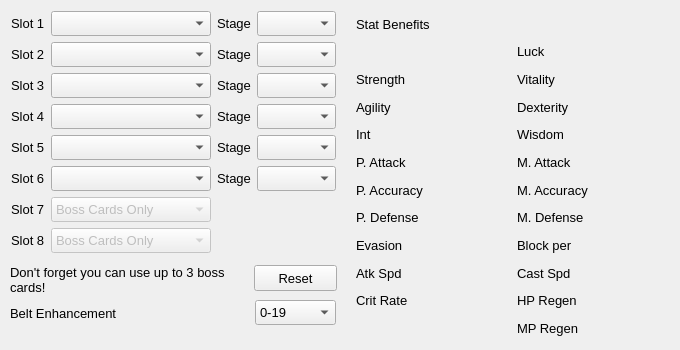
Above: src/gui/mainwindow.ui from MrSquigy/rappelz-belt-builder before the change. Below: the same form after it.
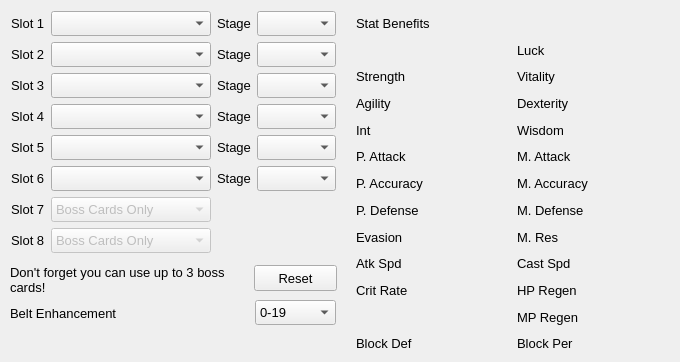
That is the form after the change.

The edit to the form file:
```diff
--- a/src/gui/mainwindow.ui
+++ b/src/gui/mainwindow.ui
@@ -7,7 +7,7 @@
     <x>0</x>
     <y>0</y>
     <width>680</width>
-    <height>350</height>
+    <height>362</height>
    </rect>
   </property>
   <property name="font">
@@ -573,53 +573,11 @@
       <x>356</x>
       <y>13</y>
       <width>316</width>
-      <height>326</height>
+      <height>341</height>
      </rect>
     </property>
     <layout class="QGridLayout" name="layStats">
-     <item row="4" column="1">
-      <widget class="QLabel" name="lblWis">
-       <property name="font">
-        <font>
-         <family>Leelawadee UI</family>
-         <pointsize>10</pointsize>
-         <stylestrategy>PreferDefault</stylestrategy>
-        </font>
-       </property>
-       <property name="text">
-        <string>Wisdom</string>
-       </property>
-      </widget>
-     </item>
-     <item row="9" column="0">
-      <widget class="QLabel" name="lblAtkSpd">
-       <property name="font">
-        <font>
-         <family>Leelawadee UI</family>
-         <pointsize>10</pointsize>
-         <stylestrategy>PreferDefault</stylestrategy>
-        </font>
-       </property>
-       <property name="text">
-        <string>Atk Spd</string>
-       </property>
-      </widget>
-     </item>
-     <item row="3" column="0">
-      <widget class="QLabel" name="lblAgi">
-       <property name="font">
-        <font>
-         <family>Leelawadee UI</family>
-         <pointsize>10</pointsize>
-         <stylestrategy>PreferDefault</stylestrategy>
-        </font>
-       </property>
-       <property name="text">
-        <string>Agility</string>
-       </property>
-      </widget>
-     </item>
-     <item row="2" column="1">
+     <item row="3" column="1">
       <widget class="QLabel" name="lblVit">
        <property name="font">
         <font>
@@ -633,8 +591,8 @@
        </property>
       </widget>
      </item>
-     <item row="10" column="1">
-      <widget class="QLabel" name="lblHpReg">
+     <item row="4" column="1">
+      <widget class="QLabel" name="lblDex">
        <property name="font">
         <font>
          <family>Leelawadee UI</family>
@@ -643,11 +601,11 @@
         </font>
        </property>
        <property name="text">
-        <string>HP Regen</string>
+        <string>Dexterity</string>
        </property>
       </widget>
      </item>
-     <item row="10" column="0">
+     <item row="11" column="0">
       <widget class="QLabel" name="lblCrit">
        <property name="font">
         <font>
@@ -661,77 +619,7 @@
        </property>
       </widget>
      </item>
-     <item row="7" column="0">
-      <widget class="QLabel" name="lblPdef">
-       <property name="font">
-        <font>
-         <family>Leelawadee UI</family>
-         <pointsize>10</pointsize>
-         <stylestrategy>PreferDefault</stylestrategy>
-        </font>
-       </property>
-       <property name="text">
-        <string>P. Defense</string>
-       </property>
-      </widget>
-     </item>
-     <item row="7" column="1">
-      <widget class="QLabel" name="lblMdef">
-       <property name="font">
-        <font>
-         <family>Leelawadee UI</family>
-         <pointsize>10</pointsize>
-         <stylestrategy>PreferDefault</stylestrategy>
-        </font>
-       </property>
-       <property name="text">
-        <string>M. Defense</string>
-       </property>
-      </widget>
-     </item>
-     <item row="8" column="1">
-      <widget class="QLabel" name="lblBlock">
-       <property name="font">
-        <font>
-         <family>Leelawadee UI</family>
-         <pointsize>10</pointsize>
-         <stylestrategy>PreferDefault</stylestrategy>
-        </font>
-       </property>
-       <property name="text">
-        <string>Block per</string>
-       </property>
-      </widget>
-     </item>
-     <item row="8" column="0">
-      <widget class="QLabel" name="lblEva">
-       <property name="font">
-        <font>
-         <family>Leelawadee UI</family>
-         <pointsize>10</pointsize>
-         <stylestrategy>PreferDefault</stylestrategy>
-        </font>
-       </property>
-       <property name="text">
-        <string>Evasion</string>
-       </property>
-      </widget>
-     </item>
-     <item row="0" column="0">
-      <widget class="QLabel" name="lblStatBenefits">
-       <property name="font">
-        <font>
-         <family>Leelawadee UI</family>
-         <pointsize>10</pointsize>
-         <stylestrategy>PreferDefault</stylestrategy>
-        </font>
-       </property>
-       <property name="text">
-        <string>Stat Benefits</string>
-       </property>
-      </widget>
-     </item>
-     <item row="2" column="0">
+     <item row="3" column="0">
       <widget class="QLabel" name="lblStr">
        <property name="font">
         <font>
@@ -748,8 +636,8 @@
        </property>
       </widget>
      </item>
-     <item row="6" column="0">
-      <widget class="QLabel" name="lblPacc">
+     <item row="9" column="0">
+      <widget class="QLabel" name="lblEva">
        <property name="font">
         <font>
          <family>Leelawadee UI</family>
@@ -758,25 +646,11 @@
         </font>
        </property>
        <property name="text">
-        <string>P. Accuracy</string>
+        <string>Evasion</string>
        </property>
       </widget>
      </item>
-     <item row="3" column="1">
-      <widget class="QLabel" name="lblDex">
-       <property name="font">
-        <font>
-         <family>Leelawadee UI</family>
-         <pointsize>10</pointsize>
-         <stylestrategy>PreferDefault</stylestrategy>
-        </font>
-       </property>
-       <property name="text">
-        <string>Dexterity</string>
-       </property>
-      </widget>
-     </item>
-     <item row="11" column="1">
+     <item row="12" column="1">
       <widget class="QLabel" name="lblMpReg">
        <property name="font">
         <font>
@@ -790,8 +664,8 @@
        </property>
       </widget>
      </item>
-     <item row="1" column="1">
-      <widget class="QLabel" name="lblLuck">
+     <item row="1" column="0">
+      <widget class="QLabel" name="lblStatBenefits">
        <property name="font">
         <font>
          <family>Leelawadee UI</family>
@@ -800,12 +674,12 @@
         </font>
        </property>
        <property name="text">
-        <string>Luck</string>
+        <string>Stat Benefits</string>
        </property>
       </widget>
      </item>
-     <item row="6" column="1">
-      <widget class="QLabel" name="lblMacc">
+     <item row="11" column="1">
+      <widget class="QLabel" name="lblHpReg">
        <property name="font">
         <font>
          <family>Leelawadee UI</family>
@@ -814,11 +688,25 @@
         </font>
        </property>
        <property name="text">
-        <string>M. Accuracy</string>
+        <string>HP Regen</string>
        </property>
       </widget>
      </item>
-     <item row="9" column="1">
+     <item row="8" column="1">
+      <widget class="QLabel" name="lblMdef">
+       <property name="font">
+        <font>
+         <family>Leelawadee UI</family>
+         <pointsize>10</pointsize>
+         <stylestrategy>PreferDefault</stylestrategy>
+        </font>
+       </property>
+       <property name="text">
+        <string>M. Defense</string>
+       </property>
+      </widget>
+     </item>
+     <item row="10" column="1">
       <widget class="QLabel" name="lblCastSpd">
        <property name="font">
         <font>
@@ -832,8 +720,8 @@
        </property>
       </widget>
      </item>
-     <item row="4" column="0">
-      <widget class="QLabel" name="lblInt_">
+     <item row="8" column="0">
+      <widget class="QLabel" name="lblPdef">
        <property name="font">
         <font>
          <family>Leelawadee UI</family>
@@ -842,11 +730,11 @@
         </font>
        </property>
        <property name="text">
-        <string>Int</string>
+        <string>P. Defense</string>
        </property>
       </widget>
      </item>
-     <item row="5" column="0">
+     <item row="6" column="0">
       <widget class="QLabel" name="lblPatk">
        <property name="font">
         <font>
@@ -860,7 +748,35 @@
        </property>
       </widget>
      </item>
-     <item row="5" column="1">
+     <item row="5" column="0">
+      <widget class="QLabel" name="lblInt_">
+       <property name="font">
+        <font>
+         <family>Leelawadee UI</family>
+         <pointsize>10</pointsize>
+         <stylestrategy>PreferDefault</stylestrategy>
+        </font>
+       </property>
+       <property name="text">
+        <string>Int</string>
+       </property>
+      </widget>
+     </item>
+     <item row="2" column="1">
+      <widget class="QLabel" name="lblLuck">
+       <property name="font">
+        <font>
+         <family>Leelawadee UI</family>
+         <pointsize>10</pointsize>
+         <stylestrategy>PreferDefault</stylestrategy>
+        </font>
+       </property>
+       <property name="text">
+        <string>Luck</string>
+       </property>
+      </widget>
+     </item>
+     <item row="6" column="1">
       <widget class="QLabel" name="lblMatk">
        <property name="font">
         <font>
@@ -874,6 +790,118 @@
        </property>
       </widget>
      </item>
+     <item row="5" column="1">
+      <widget class="QLabel" name="lblWis">
+       <property name="font">
+        <font>
+         <family>Leelawadee UI</family>
+         <pointsize>10</pointsize>
+         <stylestrategy>PreferDefault</stylestrategy>
+        </font>
+       </property>
+       <property name="text">
+        <string>Wisdom</string>
+       </property>
+      </widget>
+     </item>
+     <item row="4" column="0">
+      <widget class="QLabel" name="lblAgi">
+       <property name="font">
+        <font>
+         <family>Leelawadee UI</family>
+         <pointsize>10</pointsize>
+         <stylestrategy>PreferDefault</stylestrategy>
+        </font>
+       </property>
+       <property name="text">
+        <string>Agility</string>
+       </property>
+      </widget>
+     </item>
+     <item row="10" column="0">
+      <widget class="QLabel" name="lblAtkSpd">
+       <property name="font">
+        <font>
+         <family>Leelawadee UI</family>
+         <pointsize>10</pointsize>
+         <stylestrategy>PreferDefault</stylestrategy>
+        </font>
+       </property>
+       <property name="text">
+        <string>Atk Spd</string>
+       </property>
+      </widget>
+     </item>
+     <item row="7" column="0">
+      <widget class="QLabel" name="lblPacc">
+       <property name="font">
+        <font>
+         <family>Leelawadee UI</family>
+         <pointsize>10</pointsize>
+         <stylestrategy>PreferDefault</stylestrategy>
+        </font>
+       </property>
+       <property name="text">
+        <string>P. Accuracy</string>
+       </property>
+      </widget>
+     </item>
+     <item row="7" column="1">
+      <widget class="QLabel" name="lblMacc">
+       <property name="font">
+        <font>
+         <family>Leelawadee UI</family>
+         <pointsize>10</pointsize>
+         <stylestrategy>PreferDefault</stylestrategy>
+        </font>
+       </property>
+       <property name="text">
+        <string>M. Accuracy</string>
+       </property>
+      </widget>
+     </item>
+     <item row="13" column="1">
+      <widget class="QLabel" name="lblBlockPer">
+       <property name="font">
+        <font>
+         <family>Leelawadee UI</family>
+         <pointsize>10</pointsize>
+         <stylestrategy>PreferDefault</stylestrategy>
+        </font>
+       </property>
+       <property name="text">
+        <string>Block Per</string>
+       </property>
+      </widget>
+     </item>
+     <item row="9" column="1">
+      <widget class="QLabel" name="lblMres">
+       <property name="font">
+        <font>
+         <family>Leelawadee UI</family>
+         <pointsize>10</pointsize>
+         <stylestrategy>PreferDefault</stylestrategy>
+        </font>
+       </property>
+       <property name="text">
+        <string>M. Res</string>
+       </property>
+      </widget>
+     </item>
+     <item row="13" column="0">
+      <widget class="QLabel" name="lblBlockDef">
+       <property name="font">
+        <font>
+         <family>Leelawadee UI</family>
+         <pointsize>10</pointsize>
+         <stylestrategy>PreferDefault</stylestrategy>
+        </font>
+       </property>
+       <property name="text">
+        <string>Block Def</string>
+       </property>
+      </widget>
+     </item>
     </layout>
    </widget>
    <widget class="QLabel" name="lblBeltEnhance">
```
